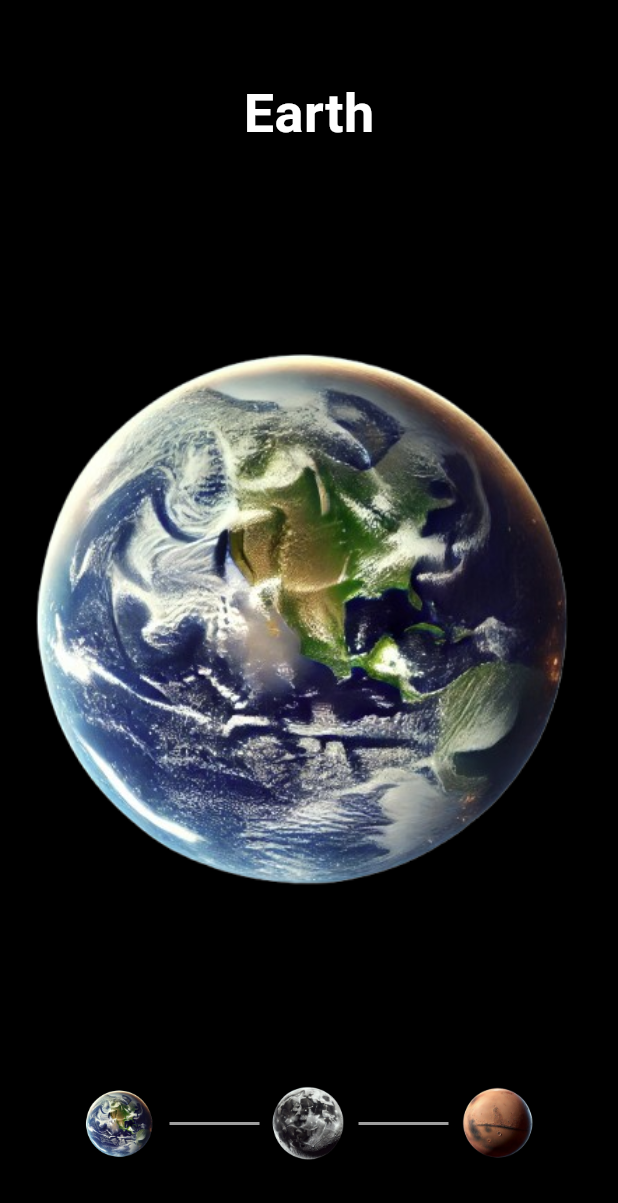
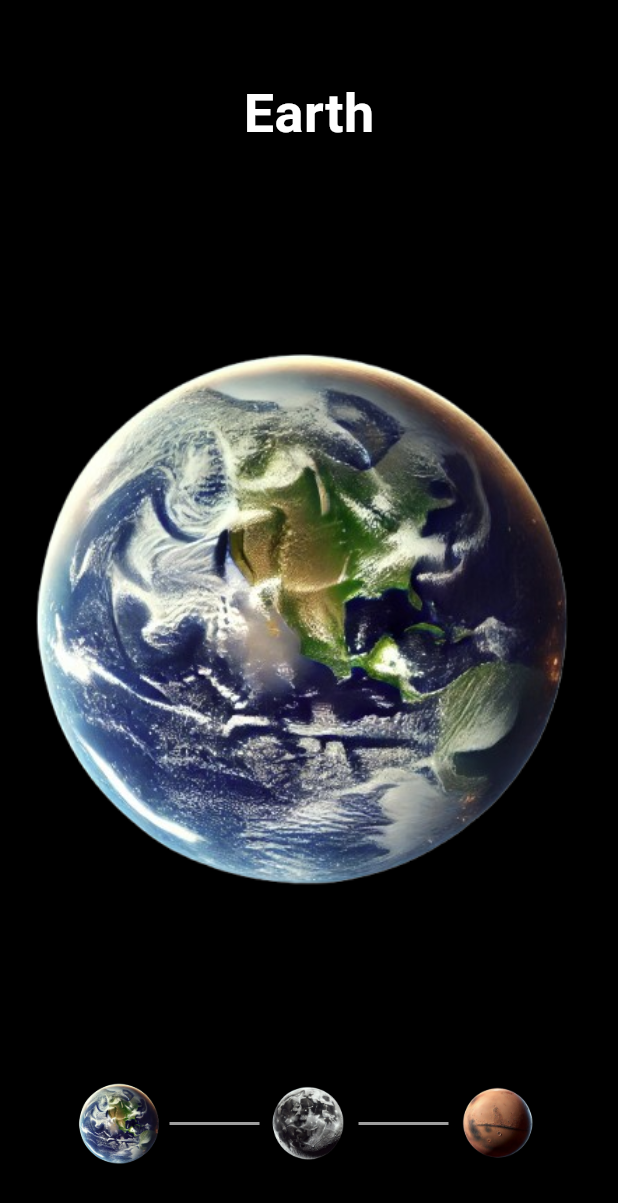
Before and after one commit to sz-adam/flutter-exercises, a Flutter app: the screen it shows after launch, on a phone screen of 412 x 824 dp. Shown: the top 1203 px of the screen. Run offline on Flutter 3.47's test engine with Material 3 defaults, Android fonts, the phone set to English and light mode, and no system bars; our stand-ins replace carousel_slider, flutter_dotenv, flutter_riverpod, image_picker, local_auth; missing offline and left inert: scroll_loop_auto_scroll.

Commit message:
animated the planet indicator

```diff
--- a/planets/lib/components/scroll_image.dart
+++ b/planets/lib/components/scroll_image.dart
@@ -35,13 +35,27 @@ class _ScrollImageState extends State<ScrollImage> {
               child: Row(
                 children: [
                   for (int i = 0; i < widget.celestialDataList.length; i++) ...[
-                    Image.asset(
-                      widget.celestialDataList[i].imageUrl,
-                      width: 50,
-                      height: 50,
-                      fit: BoxFit.cover,
+                    GestureDetector(
+                      onTap: () {
+                        // aktuális index frissítése
+                        widget.pageController.animateToPage(
+                          i,
+                          duration: const Duration(milliseconds: 300),
+                          curve: Curves.easeInOut,
+                        );
+                      },
+                      child: AnimatedScale(
+                        scale: widget.currentIndex == i ? 1.2 : 1.0,
+                        duration: const Duration(milliseconds: 300),
+                        child: Image.asset(
+                          widget.celestialDataList[i].imageUrl,
+                          width: 50,
+                          height: 50,
+                          fit: BoxFit.cover,
+                        ),
+                      ),
                     ),
-                    // bolygók közötti vonal
+                    // Bolygók közötti vonal
                     if (i < widget.celestialDataList.length - 1)
                       Container(
                         width: 60,
```
